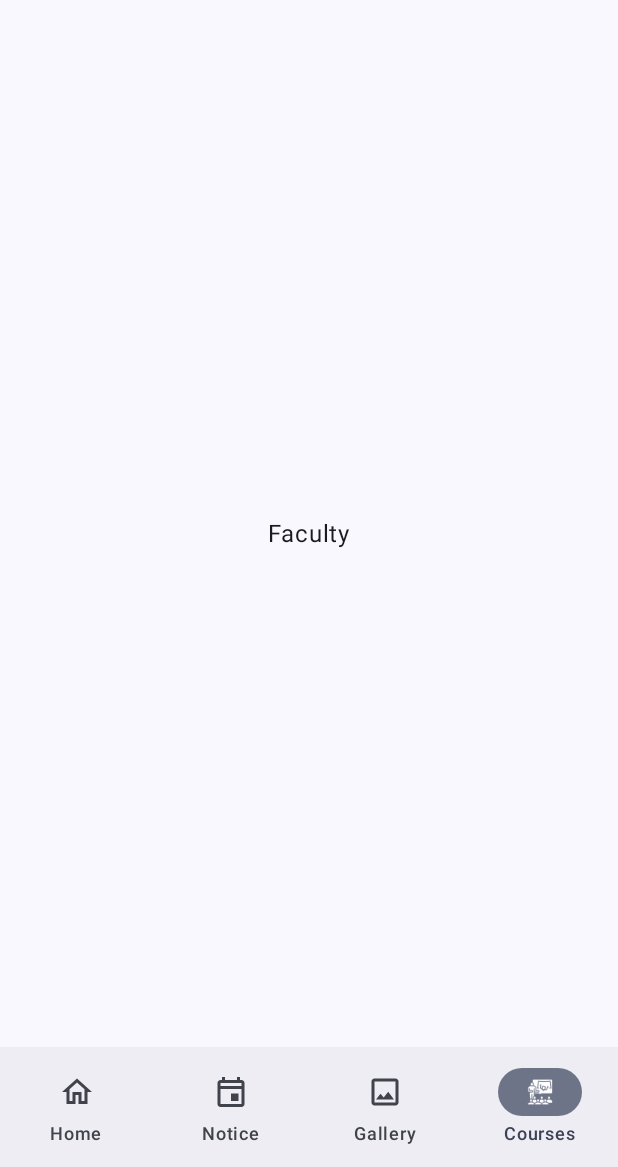
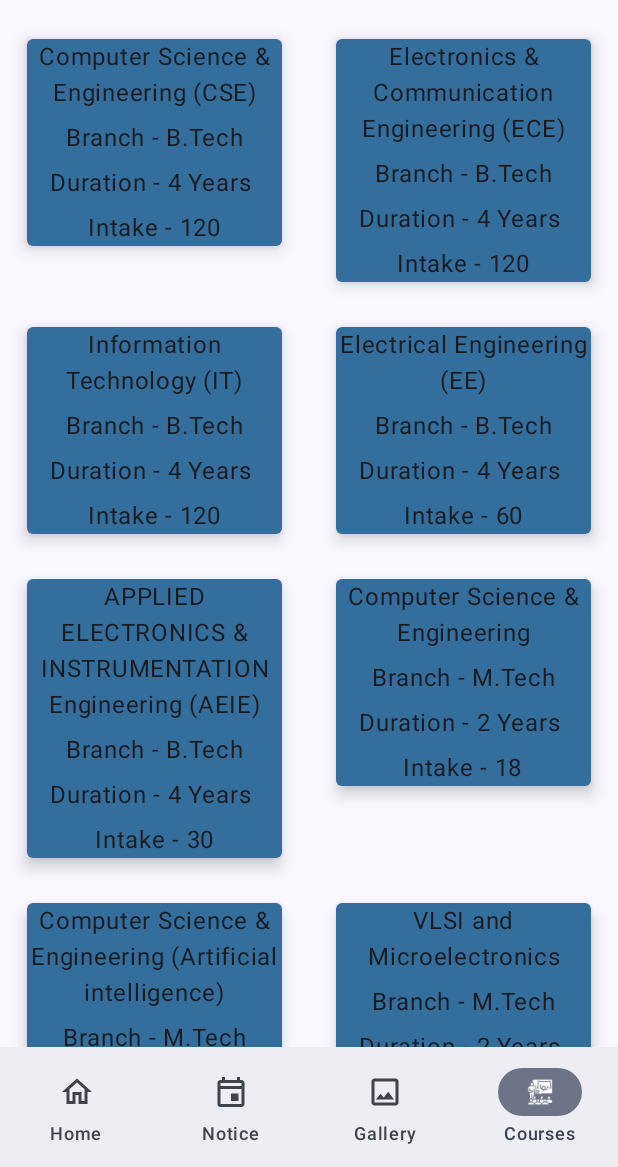
Before and after one commit to Saket37/RCC-IIT-App, an Android app built with Jetpack Compose: the screen it shows after launch (MainActivity), item 4 of the bottom bar chosen, on a phone screen of 412 x 824 dp, the part 69-1236 px from its top. Run offline under Robolectric (Android 15) with nearby library versions, the light colour scheme and no system bars; our stand-ins replace Dagger/Hilt's generated code, accompanist; 2 statements that could not run were skipped.

Commit message:
Course Tab and some changes

```diff
--- a/app/src/main/java/com/example/rcciitapp/Rcciit.kt
+++ b/app/src/main/java/com/example/rcciitapp/Rcciit.kt
@@ -1,8 +1,17 @@
 package com.example.rcciitapp
 
 import android.app.Application
+import com.example.rcciitapp.data.AppContainer
+import com.example.rcciitapp.data.AppContainerImpl
 import dagger.hilt.android.HiltAndroidApp
 
 @HiltAndroidApp
 class Rcciit : Application() {
+    // AppContainer instance used by the rest of classes to obtain dependencies
+    lateinit var container: AppContainer
+    override fun onCreate() {
+        super.onCreate()
+        container = AppContainerImpl(this)
+    }
+
 }
--- /dev/null
+++ b/app/src/main/java/com/example/rcciitapp/data/AppContainerImpl.kt
@@ -0,0 +1,22 @@
+package com.example.rcciitapp.data
+
+import android.content.Context
+import com.example.rcciitapp.data.course.impl.CourseRepository
+import com.example.rcciitapp.data.course.impl.FakeCourseRepository
+
+/**
+ * Dependency Injection container at the application level.
+ */
+interface AppContainer {
+    val courseRepository: CourseRepository
+}
+
+/**
+ * Implementation for the Dependency Injection container at the application level.
+ *
+ * Variables are initialized lazily and the same instance is shared across the whole app.
+ */
+
+class AppContainerImpl(private val applicationContext: Context) : AppContainer {
+    override val courseRepository: CourseRepository by lazy { FakeCourseRepository() }
+}
--- /dev/null
+++ b/app/src/main/java/com/example/rcciitapp/data/Result.kt
@@ -0,0 +1,10 @@
+package com.example.rcciitapp.data
+
+sealed class Result<out R> {
+    data class Success<out T>(val data: T) : Result<T>()
+    data class Error(val exception: Exception) : Result<Nothing>()
+}
+
+fun <T> Result<T>.successOr(fallback: T): T {
+    return (this as? Result.Success<T>)?.data ?: fallback
+}
--- /dev/null
+++ b/app/src/main/java/com/example/rcciitapp/data/course/impl/CourseData.kt
@@ -0,0 +1,104 @@
+package com.example.rcciitapp.data.course.impl
+
+import com.example.rcciitapp.R
+import com.example.rcciitapp.model.Course
+import com.example.rcciitapp.model.Faculty
+
+val cseFaculty = listOf(
+    Faculty(
+        id = "CSE_1",
+        name = "Dr. Minakshi Banerjee",
+        degree = "PhD (Engg.)",
+        doj = "01.09.2008",
+        designation = "Professor",
+        email = "minakshi.banerjee@rcciit.org.in",
+        image = R.drawable.cse_minakshi
+    ),
+    Faculty(
+        id = "CSE_2",
+        name = "Mr. Harinandan Tunga",
+        degree = "M.Tech (CSE)",
+        doj = "10.06.2004",
+        designation = "Associate Professor",
+        email = "harinandan.tunga@rcciit.org.in",
+        image = R.drawable.cse_harinandan
+    )
+)
+val course1 =
+    Course(
+        id = "1",
+        courseName = "Computer Science & Engineering (CSE)",
+        branch = "B.Tech",
+        duration = "4 Years ",
+        intake = "120",
+        faculty = cseFaculty
+    )
+
+val course2 =
+    Course(
+        id = "2",
+        courseName = "Electronics & Communication Engineering (ECE)",
+        branch = "B.Tech",
+        duration = "4 Years ",
+        intake = "120"
+    )
+val course3 =
+    Course(
+        id = "3",
+        courseName = "Information Technology (IT)",
+        branch = "B.Tech",
+        duration = "4 Years ",
+        intake = "120"
+    )
+val course4 =
+    Course(
+        id = "4",
+        courseName = "Electrical Engineering (EE)",
+        branch = "B.Tech",
+        duration = "4 Years ",
+        intake = "60"
+    )
+val course5 =
+    Course(
+        id = "5",
+        courseName = "APPLIED ELECTRONICS & INSTRUMENTATION Engineering (AEIE)",
+        branch = "B.Tech",
+        duration = "4 Years ",
+        intake = "30"
+    )
+val course6 =
+    Course(
+        id = "6",
+        courseName = "Computer Science & Engineering",
+        branch = "M.Tech",
+        duration = "2 Years ",
+        intake = "18"
+    )
+val course7 =
+    Course(
+        id = "7",
+        courseName = "Computer Science & Engineering (Artificial intelligence)",
+        branch = "M.Tech",
+        duration = "2 Years ",
+        intake = "18"
+    )
+val course8 =
+    Course(
+        id = "8",
+        courseName = "VLSI and Microelectronics",
+        branch = "M.Tech",
+        duration = "2 Years ",
+        intake = "12"
+    )
+
+val course9 =
+    Course(
+        id = "9",
+        courseName = "Master in Computer Application (MCA)",
+        branch = "MCA",
+        duration = "2 Years ",
+        intake = "60"
+    )
+
+val courses: List<Course> =
+    listOf(course1, course2, course3, course4, course5, course6, course7, course8, course9)
--- /dev/null
+++ b/app/src/main/java/com/example/rcciitapp/data/course/impl/CourseRepository.kt
@@ -0,0 +1,8 @@
+package com.example.rcciitapp.data.course.impl
+
+import com.example.rcciitapp.model.Course
+import dagger.Provides
+
+interface CourseRepository {
+    suspend fun getAllCourses(): com.example.rcciitapp.data.Result<List<Course>>
+}
--- /dev/null
+++ b/app/src/main/java/com/example/rcciitapp/data/course/impl/FakeCourseRepository.kt
@@ -0,0 +1,31 @@
+package com.example.rcciitapp.data.course.impl
+
+import com.example.rcciitapp.model.Course
+import kotlinx.coroutines.Dispatchers
+import kotlinx.coroutines.delay
+import kotlinx.coroutines.withContext
+import javax.inject.Inject
+
+class FakeCourseRepository @Inject constructor(): CourseRepository {
+    override suspend fun getAllCourses(): com.example.rcciitapp.data.Result<List<Course>> {
+        return withContext(Dispatchers.IO) {
+            delay(800) // pretend we're on a slow network
+            if (shouldRandomlyFail()) {
+                com.example.rcciitapp.data.Result.Error(IllegalStateException())
+            } else {
+                com.example.rcciitapp.data.Result.Success(courses)
+            }
+        }
+    }
+
+    // used to drive "random" failure in a predictable pattern, making the first request always
+    // succeed
+    private var requestCount = 0
+
+    /**
+     * Randomly fail some loads to simulate a real network.
+     *
+     * This will fail deterministically every 5 requests
+     */
+    private fun shouldRandomlyFail(): Boolean = ++requestCount % 5 == 0
+}
--- /dev/null
+++ b/app/src/main/java/com/example/rcciitapp/model/Course.kt
@@ -0,0 +1,22 @@
+package com.example.rcciitapp.model
+
+import androidx.annotation.DrawableRes
+
+data class Course(
+    val id: String,
+    val courseName: String,
+    val branch: String,
+    val duration: String,
+    val intake: String,
+    val faculty: List<Faculty> = emptyList()
+)
+
+data class Faculty(
+    val id: String,
+    val name: String,
+    val degree: String,
+    val doj: String,
+    val designation: String,
+    val email: String,
+    @DrawableRes val image: Int,
+)
--- a/app/src/main/java/com/example/rcciitapp/navigation/NavGraph.kt
+++ b/app/src/main/java/com/example/rcciitapp/navigation/NavGraph.kt
@@ -11,6 +11,7 @@ import androidx.navigation.compose.NavHost
 import androidx.navigation.compose.composable
 import androidx.navigation.compose.rememberNavController
 import androidx.navigation.navigation
+import com.example.rcciitapp.ui.courses.Course
 import com.example.rcciitapp.ui.rccHome.RccHome
 
 @Composable
@@ -42,7 +43,7 @@ fun Navigation(
                         .fillMaxSize(),
                     contentAlignment = Alignment.Center
                 ) {
-                    Text(text = "Faculty")
+                    Course()
                 }
             }
             composable(route = Destination.Gallery.path) {
--- /dev/null
+++ b/app/src/main/java/com/example/rcciitapp/ui/courses/Courses.kt
@@ -0,0 +1,52 @@
+package com.example.rcciitapp.ui.courses
+
+import androidx.compose.foundation.layout.*
+import androidx.compose.foundation.lazy.grid.GridCells
+import androidx.compose.foundation.lazy.grid.LazyVerticalGrid
+import androidx.compose.foundation.lazy.grid.items
+import androidx.compose.material.CircularProgressIndicator
+import androidx.compose.runtime.Composable
+import androidx.compose.ui.Alignment
+import androidx.compose.ui.Modifier
+import androidx.compose.ui.unit.dp
+import androidx.hilt.navigation.compose.hiltViewModel
+import androidx.lifecycle.compose.ExperimentalLifecycleComposeApi
+import androidx.lifecycle.compose.collectAsStateWithLifecycle
+import com.example.rcciitapp.viewModel.CourseState
+import com.example.rcciitapp.viewModel.CoursesViewModel
+
+@OptIn(ExperimentalLifecycleComposeApi::class)
+@Composable
+fun Course(modifier: Modifier = Modifier) {
+    val viewModel: CoursesViewModel = hiltViewModel()
+    CourseContent(uiState = viewModel.courseUiState.collectAsStateWithLifecycle().value)
+}
+
+@Composable
+fun CourseContent(modifier: Modifier = Modifier, uiState: CourseState) {
+    Box(
+        modifier = Modifier
+            .fillMaxSize(),
+        contentAlignment = Alignment.Center
+    ) {
+        if (uiState.isLoading) {
+            CircularProgressIndicator()
+        } else {
+            LazyVerticalGrid(columns = GridCells.Fixed(2)) {
+                items(uiState.course) {
+                    Box(modifier = Modifier.padding(6.dp), contentAlignment = Alignment.Center) {
+                        CoursesCard(
+                            onNavigate = { },
+                            title = it.courseName,
+                            branch = it.branch,
+                            duration = it.duration,
+                            intake = it.intake
+                        )
+                    }
+
+                }
+            }
+        }
+    }
+
+}
--- /dev/null
+++ b/app/src/main/java/com/example/rcciitapp/ui/courses/CoursesCard.kt
@@ -0,0 +1,59 @@
+package com.example.rcciitapp.ui.courses
+
+import androidx.compose.foundation.clickable
+import androidx.compose.foundation.layout.*
+import androidx.compose.material3.Card
+import androidx.compose.material3.CardDefaults
+import androidx.compose.material3.Text
+import androidx.compose.runtime.Composable
+import androidx.compose.ui.Alignment
+import androidx.compose.ui.Modifier
+import androidx.compose.ui.text.style.TextAlign
+import androidx.compose.ui.unit.dp
+import com.example.rcciitapp.ui.theme.Blue52
+
+@Composable
+fun CoursesCard(
+    modifier: Modifier = Modifier,
+    onNavigate: () -> Unit,
+    title: String,
+    branch: String,
+    duration: String,
+    intake: String
+) {
+    Card(
+        modifier = Modifier
+            .fillMaxWidth()
+            .clickable { onNavigate() }
+            .padding(top = 6.dp, start = 12.dp, end = 12.dp, bottom = 12.dp),
+        colors = CardDefaults.cardColors(Blue52), elevation = CardDefaults.cardElevation(6.dp),
+    ) {
+        Column(
+            horizontalAlignment = Alignment.CenterHorizontally,
+            verticalArrangement = Arrangement.Center
+        ) {
+            Text(
+                text = title, textAlign = TextAlign.Center
+            )
+            Spacer(modifier = Modifier.height(6.dp))
+            Text(text = "Branch - $branch")
+            Spacer(modifier = Modifier.height(6.dp))
+            Text(
+                text = "Duration - $duration",
+            )
+            Spacer(modifier = Modifier.height(6.dp))
+
+            Text(text = "Intake - $intake")
+
+        }
+    }
+}
+
+/*
+@Preview
+@Composable
+fun CoursesCardPreview() {
+    CoursesCard(modifier = Modifier.fillMaxWidth()) {
+
+    }
+}*/
--- a/app/src/main/java/com/example/rcciitapp/ui/theme/Color.kt
+++ b/app/src/main/java/com/example/rcciitapp/ui/theme/Color.kt
@@ -6,3 +6,4 @@ val Purple200 = Color(0xFFBB86FC)
 val Purple500 = Color(0xFF6200EE)
 val Purple700 = Color(0xFF3700B3)
 val Teal200 = Color(0xFF03DAC5)
+val Blue52 = Color(52, 110, 156)
--- /dev/null
+++ b/app/src/main/java/com/example/rcciitapp/utils/ErrorMessage.kt
@@ -0,0 +1,5 @@
+package com.example.rcciitapp.utils
+
+import androidx.annotation.StringRes
+
+data class ErrorMessage(val id: Long, @StringRes val messageId: Int)
--- /dev/null
+++ b/app/src/main/java/com/example/rcciitapp/viewModel/CoursesViewModel.kt
@@ -0,0 +1,81 @@
+package com.example.rcciitapp.viewModel
+
+import androidx.lifecycle.ViewModel
+import androidx.lifecycle.viewModelScope
+import com.example.rcciitapp.R
+import com.example.rcciitapp.data.Result
+import com.example.rcciitapp.data.course.impl.FakeCourseRepository
+import com.example.rcciitapp.model.Course
+import com.example.rcciitapp.utils.ErrorMessage
+import dagger.hilt.android.lifecycle.HiltViewModel
+import kotlinx.coroutines.flow.MutableStateFlow
+import kotlinx.coroutines.flow.update
+import kotlinx.coroutines.launch
+import java.util.*
+import javax.inject.Inject
+
+data class CourseState(
+    val course: List<Course> = emptyList(),
+    val isSelectedCourse: Course? = null,
+    val isCourseOpen: Boolean = false,
+    val isLoading: Boolean = false,
+    val error: String? = null,
+)
+
+@HiltViewModel
+class CoursesViewModel @Inject constructor(private val courseRepository: FakeCourseRepository) :
+    ViewModel() {
+    private val _courseUiState = MutableStateFlow(CourseState())
+    val courseUiState get() = _courseUiState
+
+    init {
+        observeData()
+    }
+
+    private fun observeData() {
+        _courseUiState.value = _courseUiState.value.copy(isLoading = true)
+
+        viewModelScope.launch {
+            val result = courseRepository.getAllCourses()
+            _courseUiState.update {
+                when (result) {
+                    is Result.Success -> it.copy(
+                        course = result.data,
+                        isLoading = false
+                    )
+                    is Result.Error -> {
+                        val errorMessage = it.error + ErrorMessage(
+                            id = UUID.randomUUID().mostSignificantBits,
+                            messageId = R.string.load_error
+                        )
+                        it.copy(error = errorMessage, isLoading = false)
+                    }
+                }
+            }
+        }
+    }
+
+    /**
+     * Selects the given course to view more information about it.
+     */
+    fun selectCourse(courseId: String) {
+        val course = _courseUiState.value.course.find { it.id == courseId }
+        _courseUiState.value =
+            _courseUiState.value.copy(isSelectedCourse = course, isCourseOpen = true)
+        // Treat selecting a detail as simply interacting with it
+        //interactedWithCourseDetails(course)
+    }
+
+    /**
+     * Notify that the user interacted with the course details
+     */
+    fun interactedWithCourseDetails(CourseId: Course) {
+        _courseUiState.update {
+            it.copy(
+                isSelectedCourse = CourseId,
+                isCourseOpen = true
+            )
+        }
+    }
+
+}
--- a/app/src/main/res/values/strings.xml
+++ b/app/src/main/res/values/strings.xml
@@ -45,4 +45,9 @@
     <string name="mission_4">To develop state-of-the-art infrastructure and learning resources for pursuing unhindered research and learning practices.</string>
     <string name="mission_5">To create congenial and inclusive work environment for all with zero tolerance on gender bias and ragging or harassment of any kind</string>
 
+    <string name="load_error">Can\'t update latest news</string>
+
+    <string name="doj">DOJ : </string>
+    <string name="email">Email : </string>
+
 </resources>
```
Also changed, not shown: app/src/main/assets/courses.json (added, +65 -0 lines), app/src/main/java/com/example/rcciitapp/data/course/impl/BlockingFakeCourseRepository.kt (added, +9 -0 lines), app/src/main/java/com/example/rcciitapp/ui/courses/CourseDetailScreen.kt (added, +45 -0 lines), app/src/main/java/com/example/rcciitapp/ui/courses/FacultyCard.kt (added, +125 -0 lines), app/src/main/res/drawable/cse_harinandan.jpg (added), app/src/main/res/drawable/cse_minakshi.jpg (added).
